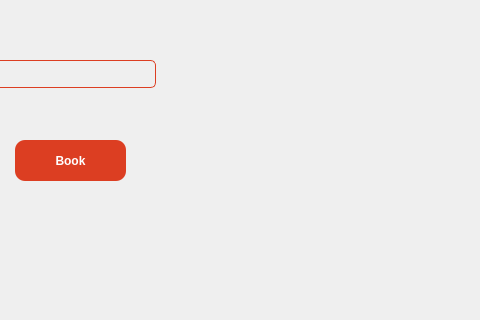
First picture: the form in bookcourt.ui, repository YousefKaram5824/Project, before the edit; both pictures show x 165 to 645 and y 190 to 510 of the 800 by 600 pixel window.
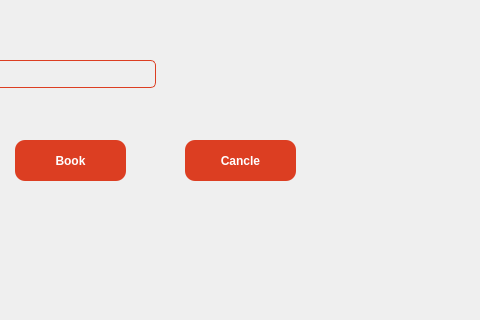
Second picture: the form after the edit. Icons and pictures are not drawn.

Commit message: habiba : iam here

```diff
--- a/bookcourt.ui
+++ b/bookcourt.ui
@@ -103,6 +103,33 @@
      <string>Court ID</string>
     </property>
    </widget>
+   <widget class="QPushButton" name="cancel">
+    <property name="geometry">
+     <rect>
+      <x>350</x>
+      <y>330</y>
+      <width>111</width>
+      <height>41</height>
+     </rect>
+    </property>
+    <property name="styleSheet">
+     <string notr="true">QPushButton { 
+   background-color: #DC3E22;
+    color: white;
+    border-radius: 10px; 
+    font-weight: bold;
+}
+QPushButton:hover {
+    background: #b33b1b; 
+}
+QPushButton:pressed {
+    background: #992f15; 
+}</string>
+    </property>
+    <property name="text">
+     <string>Cancle</string>
+    </property>
+   </widget>
   </widget>
  </widget>
  <resources/>
```
